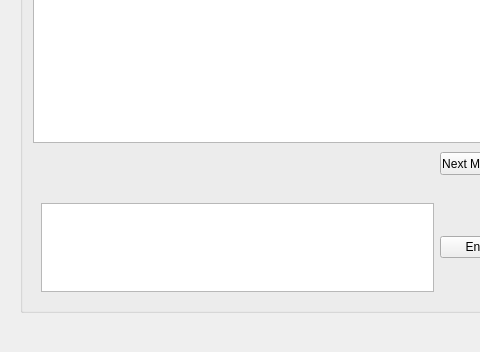
Before: the Qt Designer form mainwindow.ui in JosiahSnarr/ESEIntercom, drawn with Qt 5; both pictures show x 0 to 480 and y 174 to 526 of the 759 by 526 pixel window.
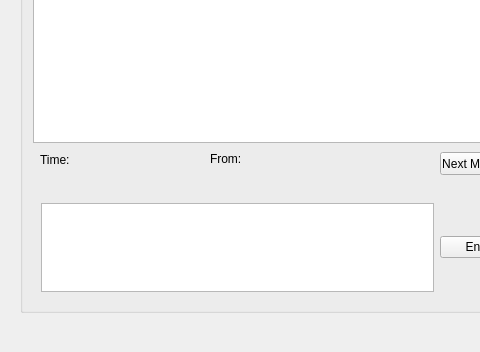
After: the same form once the commit is applied. Icons and pictures are not drawn.

Commit message: display time and sender on ui

The edit to the form file:
```diff
--- a/mainwindow.ui
+++ b/mainwindow.ui
@@ -140,6 +140,32 @@
       <string>Messages: 0</string>
      </property>
     </widget>
+    <widget class="QLabel" name="lbTimeStamp">
+     <property name="geometry">
+      <rect>
+       <x>20</x>
+       <y>260</y>
+       <width>151</width>
+       <height>16</height>
+      </rect>
+     </property>
+     <property name="text">
+      <string>Time: </string>
+     </property>
+    </widget>
+    <widget class="QLabel" name="lbSenderId">
+     <property name="geometry">
+      <rect>
+       <x>190</x>
+       <y>260</y>
+       <width>46</width>
+       <height>13</height>
+      </rect>
+     </property>
+     <property name="text">
+      <string>From: </string>
+     </property>
+    </widget>
    </widget>
   </widget>
   <widget class="QMenuBar" name="menuBar">
```
The commit also changes 6 other files.
